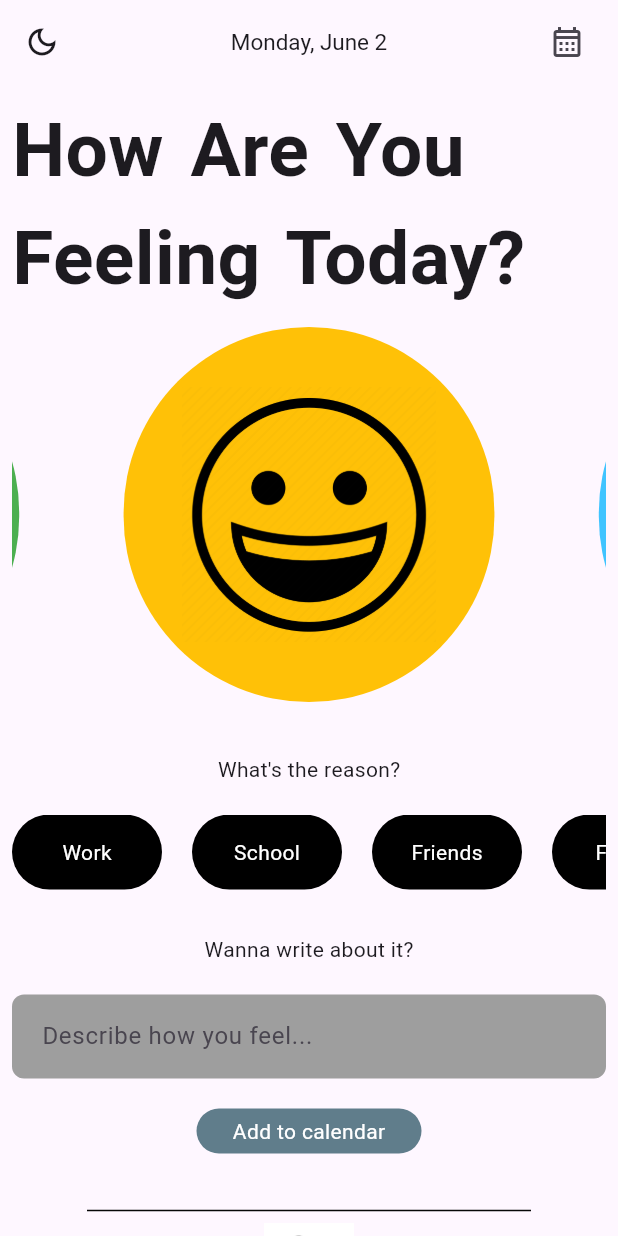
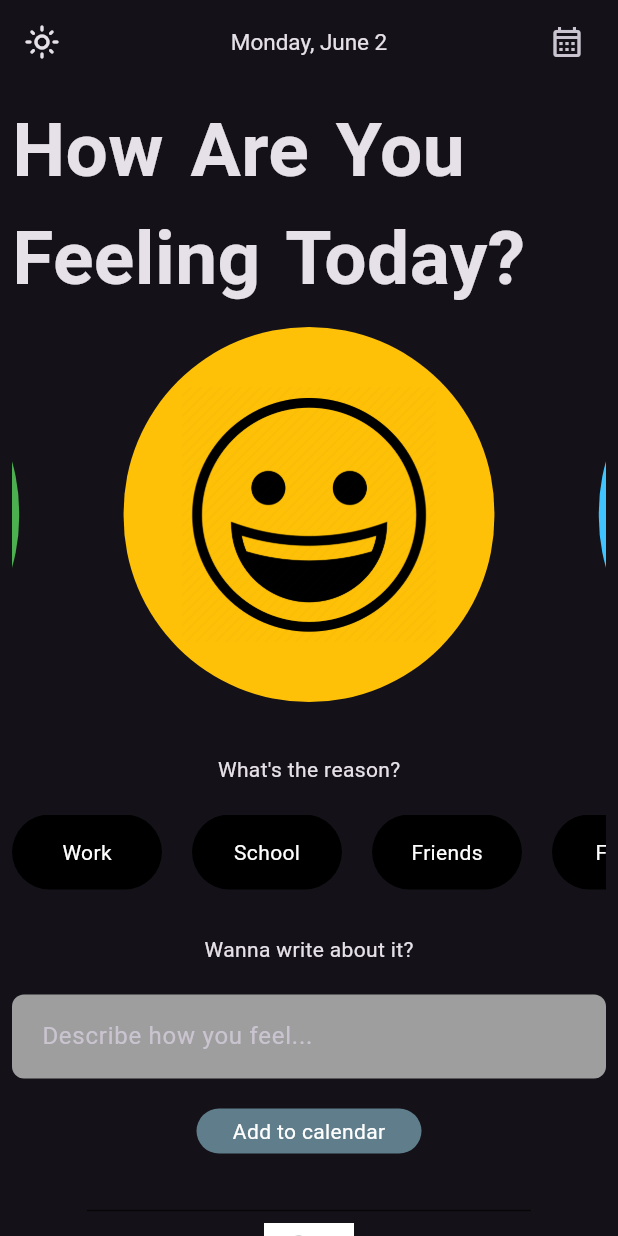
Before and after one commit to KabeloBitcube/mood_tracker, a Flutter app: the screen it shows after launch, on a phone screen of 412 x 824 dp. Run offline on Flutter 3.47's test engine with Material 3 defaults, Android fonts, the phone set to English and light mode, and no system bars; drawn by our look-alikes of carousel_slider; our stand-ins replace fl_chart, go_router, table_calendar.

Commit message:
V14 - Added light/dark mode toggle

```diff
--- a/lib/Home/home.dart
+++ b/lib/Home/home.dart
@@ -2,6 +2,8 @@ import 'package:carousel_slider/carousel_slider.dart';
 import 'package:flutter/material.dart';
 import 'package:go_router/go_router.dart';
 import 'package:intl/intl.dart';
+import 'package:mood_tracker/Mode/mode.dart';
+import 'package:provider/provider.dart';
 
 class HomeScreen extends StatefulWidget {
   const HomeScreen({super.key});
@@ -15,6 +17,8 @@ class _HomeScreenState extends State<HomeScreen> {
 
   @override
   Widget build(BuildContext context) {
+    final modeController = Provider.of<ModeController>(context);
+
     Future<void> showMyDialog() async {
       return showDialog<void>(
         context: context,
@@ -85,11 +89,13 @@ class _HomeScreenState extends State<HomeScreen> {
       appBar: AppBar(
         centerTitle: true,
         leading: IconButton(
-          onPressed: () {
-            // Light/Dark mode toggle
-          },
-          icon: Icon(Icons.dark_mode_outlined),
-        ),
+            onPressed: () {
+              modeController.toggleMode();
+            },
+            icon: Icon(
+              modeController.isDarkMode ? Icons.light_mode_outlined : Icons.dark_mode_outlined,
+            ),
+          ),
         title: Text(getCurrentDate(), style: TextStyle(fontSize: 15)),
         actions: [
           Padding(
--- /dev/null
+++ b/lib/Mode/mode.dart
@@ -0,0 +1,15 @@
+import 'package:flutter/material.dart';
+
+class ModeController extends ChangeNotifier {
+  // Tracks whether the app is in dark mode or light mode
+  bool _isDarkMode = true;
+
+  // Getter to check the current mode (dark or light)
+  bool get isDarkMode => _isDarkMode;
+
+  // Toggles between dark mode and light mode
+  void toggleMode() {
+    _isDarkMode = !_isDarkMode;
+    notifyListeners(); // Notifies listeners to rebuild UI with the updated mode
+  }
+}
--- a/lib/main.dart
+++ b/lib/main.dart
@@ -2,10 +2,14 @@ import 'package:flutter/material.dart';
 import 'package:go_router/go_router.dart';
 import 'package:mood_tracker/Calendar/calendar.dart';
 import 'package:mood_tracker/Home/home.dart';
+import 'package:mood_tracker/Mode/mode.dart';
 import 'package:mood_tracker/Stats%20&%20Notis/stats_notis.dart';
+import 'package:provider/provider.dart';
 
 void main() {
-  runApp(const MyApp());
+  runApp(ChangeNotifierProvider(
+    create: (context) => ModeController(),
+    child: const MyApp()));
 }
 
 // Go router navigation
@@ -32,7 +36,16 @@ class MyApp extends StatelessWidget {
   // This widget is the root of your application.
   @override
   Widget build(BuildContext context) {
+    // Access the mode controller to determine the app's theme
+    final modeController = Provider.of<ModeController>(context);
+
+
+
     return MaterialApp.router(
+      theme: ThemeData(
+        // Dynamically applies light or dark theme based on user preference
+        brightness: modeController.isDarkMode ? Brightness.dark : Brightness.light,
+      ),
       debugShowCheckedModeBanner: false,
       routerConfig: _router,
     );
--- a/pubspec.yaml
+++ b/pubspec.yaml
@@ -39,6 +39,7 @@ dependencies:
   carousel_slider: ^5.0.0
   table_calendar: ^3.2.0
   fl_chart: ^1.0.0
+  provider: ^6.1.5
 
 dev_dependencies:
   flutter_test:
```
Also changed, not shown: pubspec.lock.
